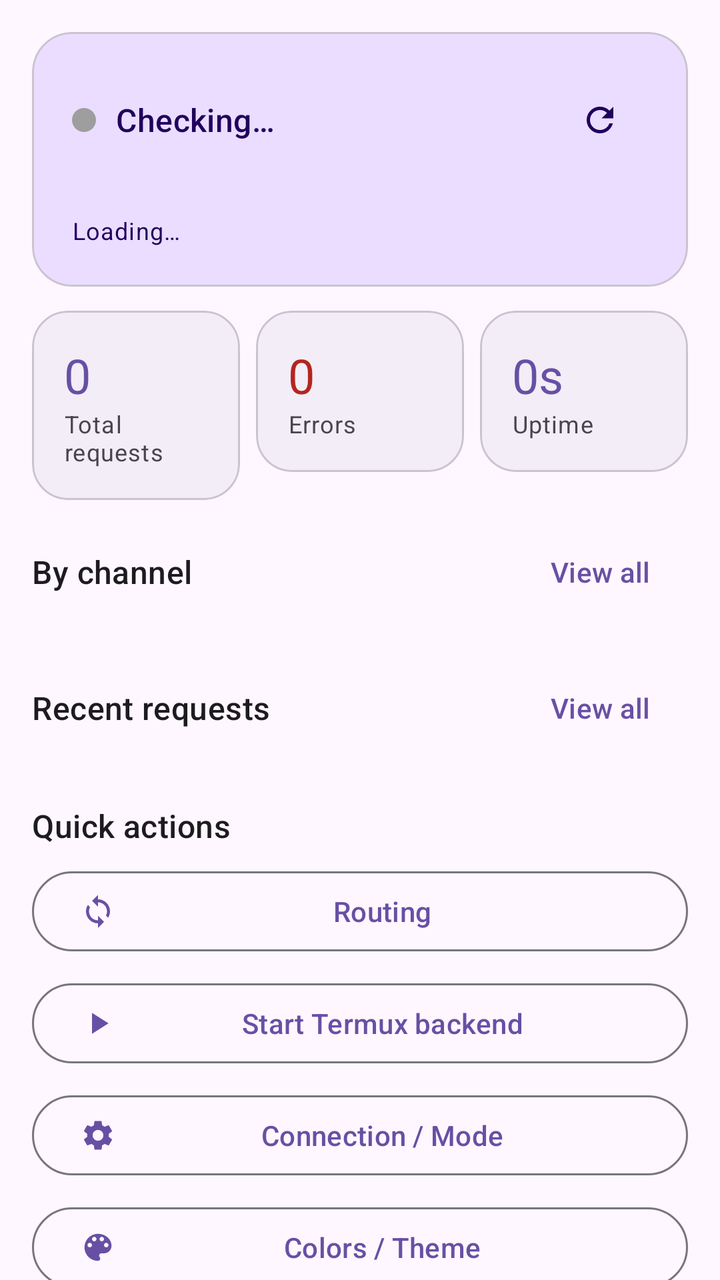
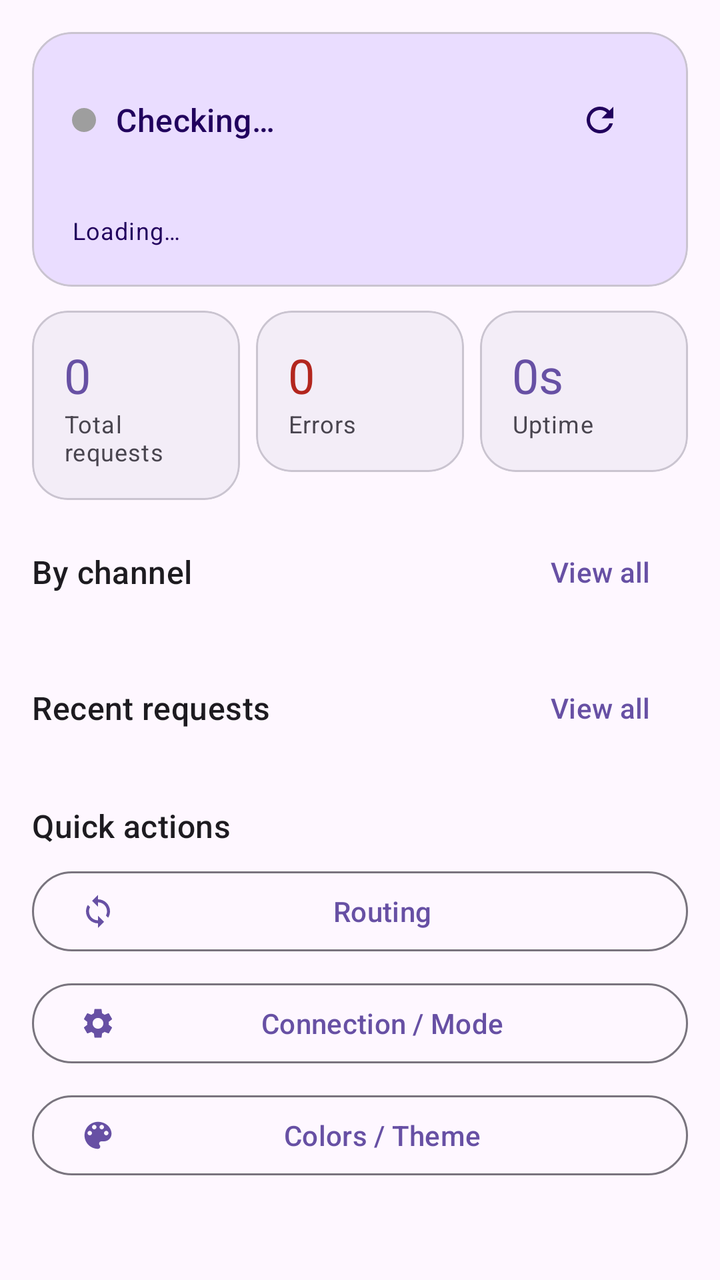

The first picture is an Android layout as it rendered before a commit; the second is the same layout after the commit. The layout source and the unified diff follow.
<!-- AndroidManifest.xml: application theme Theme.AIGateway -->
<!-- res/layout/fragment_overview.xml -->
<?xml version="1.0" encoding="utf-8"?>
<androidx.core.widget.NestedScrollView xmlns:android="http://schemas.android.com/apk/res/android"
    xmlns:app="http://schemas.android.com/apk/res-auto"
    android:layout_width="match_parent"
    android:layout_height="match_parent"
    android:fillViewport="true">

    <LinearLayout
        android:layout_width="match_parent"
        android:layout_height="wrap_content"
        android:orientation="vertical"
        android:padding="16dp">

        
        <com.google.android.material.card.MaterialCardView
            android:layout_width="match_parent"
            android:layout_height="wrap_content"
            android:layout_marginBottom="12dp"
            app:cardCornerRadius="20dp"
            app:cardElevation="0dp"
            app:cardBackgroundColor="?attr/colorPrimaryContainer">

            <LinearLayout
                android:layout_width="match_parent"
                android:layout_height="wrap_content"
                android:orientation="vertical"
                android:padding="20dp">

                <LinearLayout
                    android:layout_width="match_parent"
                    android:layout_height="wrap_content"
                    android:orientation="horizontal"
                    android:gravity="center_vertical">

                    <View
                        android:id="@+id/statusDot"
                        android:layout_width="12dp"
                        android:layout_height="12dp"
                        android:background="@drawable/bg_dot" />

                    <TextView
                        android:id="@+id/textStatus"
                        android:layout_width="0dp"
                        android:layout_height="wrap_content"
                        android:layout_weight="1"
                        android:layout_marginStart="10dp"
                        android:text="@string/ov_checking"
                        android:textAppearance="?attr/textAppearanceTitleMedium"
                        android:textColor="?attr/colorOnPrimaryContainer" />

                    <com.google.android.material.button.MaterialButton
                        android:id="@+id/btnRefresh"
                        style="@style/Widget.Material3.Button.IconButton"
                        android:layout_width="wrap_content"
                        android:layout_height="wrap_content"
                        app:icon="@drawable/ic_refresh"
                        app:iconTint="?attr/colorOnPrimaryContainer"
                        android:contentDescription="@string/refresh" />
                </LinearLayout>

                <TextView
                    android:id="@+id/textMode"
                    android:layout_width="match_parent"
                    android:layout_height="wrap_content"
                    android:textAppearance="?attr/textAppearanceBodyMedium"
                    android:textColor="?attr/colorOnPrimaryContainer" />

                <TextView
                    android:id="@+id/textInstance"
                    android:layout_width="match_parent"
                    android:layout_height="wrap_content"
                    android:layout_marginTop="4dp"
                    android:text="@string/ov_loading"
                    android:textAppearance="?attr/textAppearanceBodySmall"
                    android:textColor="?attr/colorOnPrimaryContainer" />
            </LinearLayout>
        </com.google.android.material.card.MaterialCardView>

        
        <LinearLayout
            android:layout_width="match_parent"
            android:layout_height="wrap_content"
            android:orientation="horizontal"
            android:layout_marginBottom="12dp">

            <com.google.android.material.card.MaterialCardView
                android:layout_width="0dp"
                android:layout_height="wrap_content"
                android:layout_weight="1"
                android:layout_marginEnd="4dp"
                app:cardCornerRadius="18dp"
                app:cardElevation="0dp"
                app:cardBackgroundColor="?attr/colorSurfaceContainer">
                <LinearLayout android:layout_width="match_parent" android:layout_height="wrap_content"
                    android:orientation="vertical" android:padding="16dp">
                    <TextView android:id="@+id/textRequests" android:layout_width="wrap_content"
                        android:layout_height="wrap_content" android:text="0"
                        android:textAppearance="?attr/textAppearanceHeadlineSmall" android:textColor="?attr/colorPrimary" />
                    <TextView android:layout_width="wrap_content" android:layout_height="wrap_content"
                        android:text="@string/ov_total_requests" android:textAppearance="?attr/textAppearanceBodySmall"
                        android:textColor="?attr/colorOnSurfaceVariant" />
                </LinearLayout>
            </com.google.android.material.card.MaterialCardView>

            <com.google.android.material.card.MaterialCardView
                android:layout_width="0dp"
                android:layout_height="wrap_content"
                android:layout_weight="1"
                android:layout_marginHorizontal="4dp"
                app:cardCornerRadius="18dp"
                app:cardElevation="0dp"
                app:cardBackgroundColor="?attr/colorSurfaceContainer">
                <LinearLayout android:layout_width="match_parent" android:layout_height="wrap_content"
                    android:orientation="vertical" android:padding="16dp">
                    <TextView android:id="@+id/textErrors" android:layout_width="wrap_content"
                        android:layout_height="wrap_content" android:text="0"
                        android:textAppearance="?attr/textAppearanceHeadlineSmall" android:textColor="?attr/colorError" />
                    <TextView android:layout_width="wrap_content" android:layout_height="wrap_content"
                        android:text="@string/ov_errors" android:textAppearance="?attr/textAppearanceBodySmall"
                        android:textColor="?attr/colorOnSurfaceVariant" />
                </LinearLayout>
            </com.google.android.material.card.MaterialCardView>

            <com.google.android.material.card.MaterialCardView
                android:layout_width="0dp"
                android:layout_height="wrap_content"
                android:layout_weight="1"
                android:layout_marginStart="4dp"
                app:cardCornerRadius="18dp"
                app:cardElevation="0dp"
                app:cardBackgroundColor="?attr/colorSurfaceContainer">
                <LinearLayout android:layout_width="match_parent" android:layout_height="wrap_content"
                    android:orientation="vertical" android:padding="16dp">
                    <TextView android:id="@+id/textUptime" android:layout_width="wrap_content"
                        android:layout_height="wrap_content" android:text="0s"
                        android:textAppearance="?attr/textAppearanceHeadlineSmall" android:textColor="?attr/colorPrimary" />
                    <TextView android:layout_width="wrap_content" android:layout_height="wrap_content"
                        android:text="@string/ov_uptime" android:textAppearance="?attr/textAppearanceBodySmall"
                        android:textColor="?attr/colorOnSurfaceVariant" />
                </LinearLayout>
            </com.google.android.material.card.MaterialCardView>
        </LinearLayout>

        
        <LinearLayout
            android:layout_width="match_parent"
            android:layout_height="wrap_content"
            android:orientation="horizontal"
            android:gravity="center_vertical"
            android:layout_marginBottom="4dp">
            <TextView
                android:layout_width="0dp"
                android:layout_height="wrap_content"
                android:layout_weight="1"
                android:text="@string/ov_stats_by_channel"
                android:textAppearance="?attr/textAppearanceTitleMedium" />
            <com.google.android.material.button.MaterialButton
                android:id="@+id/btnAllStats"
                style="@style/Widget.Material3.Button.TextButton"
                android:layout_width="wrap_content"
                android:layout_height="wrap_content"
                android:text="@string/ov_view_all" />
        </LinearLayout>

        <LinearLayout
            android:id="@+id/channelStatsContainer"
            android:layout_width="match_parent"
            android:layout_height="wrap_content"
            android:orientation="vertical" />

        
        <LinearLayout
            android:layout_width="match_parent"
            android:layout_height="wrap_content"
            android:orientation="horizontal"
            android:gravity="center_vertical"
            android:layout_marginTop="16dp"
            android:layout_marginBottom="4dp">
            <TextView
                android:layout_width="0dp"
                android:layout_height="wrap_content"
                android:layout_weight="1"
                android:text="@string/ov_recent_requests"
                android:textAppearance="?attr/textAppearanceTitleMedium" />
            <com.google.android.material.button.MaterialButton
                android:id="@+id/btnAllRequests"
                style="@style/Widget.Material3.Button.TextButton"
                android:layout_width="wrap_content"
                android:layout_height="wrap_content"
                android:text="@string/ov_view_all" />
        </LinearLayout>

        <LinearLayout
            android:id="@+id/recentRequestsContainer"
            android:layout_width="match_parent"
            android:layout_height="wrap_content"
            android:orientation="vertical" />

        
        <TextView
            android:layout_width="wrap_content"
            android:layout_height="wrap_content"
            android:layout_marginTop="20dp"
            android:layout_marginBottom="8dp"
            android:text="@string/ov_quick_actions"
            android:textAppearance="?attr/textAppearanceTitleMedium" />

        <com.google.android.material.button.MaterialButton
            android:id="@+id/btnRouting"
            style="@style/Widget.Material3.Button.OutlinedButton"
            android:layout_width="match_parent"
            android:layout_height="wrap_content"
            android:layout_marginBottom="8dp"
            app:icon="@drawable/ic_sync"
            android:text="@string/nav_routing" />

        <com.google.android.material.button.MaterialButton
            android:id="@+id/btnStartTermux"
            style="@style/Widget.Material3.Button.OutlinedButton"
            android:layout_width="match_parent"
            android:layout_height="wrap_content"
            android:layout_marginBottom="8dp"
            app:icon="@drawable/ic_play"
            android:text="@string/termux_start_backend" />

        <com.google.android.material.button.MaterialButton
            android:id="@+id/btnConnection"
            style="@style/Widget.Material3.Button.OutlinedButton"
            android:layout_width="match_parent"
            android:layout_height="wrap_content"
            android:layout_marginBottom="8dp"
            app:icon="@drawable/ic_settings"
            android:text="@string/menu_connection" />

        <com.google.android.material.button.MaterialButton
            android:id="@+id/btnTheme"
            style="@style/Widget.Material3.Button.OutlinedButton"
            android:layout_width="match_parent"
            android:layout_height="wrap_content"
            app:icon="@drawable/ic_palette"
            android:text="@string/menu_theme" />
    </LinearLayout>
</androidx.core.widget.NestedScrollView>
<!-- resources referenced by this layout -->
<resources>
  <!-- drawable bg_dot (drawable) -->
  <?xml version="1.0" encoding="utf-8"?>
  <shape xmlns:android="http://schemas.android.com/apk/res/android"
      android:shape="oval">
      <solid android:color="#9E9E9E" />
      <size android:width="12dp" android:height="12dp" />
  </shape>
  <!-- drawable ic_play (drawable) -->
  <?xml version="1.0" encoding="utf-8"?>
  <vector xmlns:android="http://schemas.android.com/apk/res/android"
      android:width="24dp" android:height="24dp"
      android:viewportWidth="24" android:viewportHeight="24"
      android:tint="?attr/colorControlNormal">
      <path android:fillColor="@android:color/white" android:pathData="M8,5v14l11-7z"/>
  </vector>
  <!-- drawable ic_refresh (drawable) -->
  <?xml version="1.0" encoding="utf-8"?>
  <vector xmlns:android="http://schemas.android.com/apk/res/android"
      android:width="24dp" android:height="24dp"
      android:viewportWidth="24" android:viewportHeight="24"
      android:tint="?attr/colorControlNormal">
      <path android:fillColor="@android:color/white" android:pathData="M17.65,6.35C16.2,4.9 14.21,4 12,4c-4.42,0-7.99,3.58-7.99,8s3.57,8 7.99,8c3.73,0 6.84-2.55 7.73-6h-2.08c-0.82,2.33-3.04,4-5.65,4-3.31,0-6-2.69-6-6s2.69-6 6-6c1.66,0 3.14,0.69 4.22,1.78L13,11h7V4l-2.35,2.35z"/>
  </vector>
  <!-- drawable ic_sync (drawable) -->
  <?xml version="1.0" encoding="utf-8"?>
  <vector xmlns:android="http://schemas.android.com/apk/res/android"
      android:width="24dp" android:height="24dp"
      android:viewportWidth="24" android:viewportHeight="24"
      android:tint="?attr/colorControlNormal">
      <path android:fillColor="@android:color/white" android:pathData="M12,4V1L8,5l4,4V6c3.31,0 6,2.69 6,6 0,1.01-0.25,1.97-0.7,2.8l1.46,1.46C19.54,15.03 20,13.57 20,12c0-4.42-3.58-8-8-8zm0,14c-3.31,0-6-2.69-6-6 0-1.01.25-1.97.7-2.8L5.24,7.74C4.46,8.97 4,10.43 4,12c0,4.42 3.58,8 8,8v3l4-4-4-4v3z"/>
  </vector>
  <string name="menu_connection">Connection / Mode</string>
  <string name="menu_theme">Colors / Theme</string>
  <string name="nav_routing">Routing</string>
  <string name="ov_checking">Checking…</string>
  <string name="ov_errors">Errors</string>
  <string name="ov_loading">Loading…</string>
  <string name="ov_quick_actions">Quick actions</string>
  <string name="ov_recent_requests">Recent requests</string>
  <string name="ov_stats_by_channel">By channel</string>
  <string name="ov_total_requests">Total requests</string>
  <string name="ov_uptime">Uptime</string>
  <string name="ov_view_all">View all</string>
  <string name="refresh">Refresh</string>
  <string name="termux_start_backend">Start Termux backend</string>
  <color name="md_primary">#6750A4</color>
  <color name="md_on_primary">#FFFFFF</color>
  <color name="md_primary_container">#EADDFF</color>
  <color name="md_on_primary_container">#21005D</color>
  <color name="md_secondary">#625B71</color>
  <color name="md_on_secondary">#FFFFFF</color>
  <color name="md_secondary_container">#E8DEF8</color>
  <color name="md_on_secondary_container">#1D192B</color>
  <color name="md_tertiary">#7D5260</color>
  <color name="md_on_tertiary">#FFFFFF</color>
  <color name="md_tertiary_container">#FFD8E4</color>
  <color name="md_on_tertiary_container">#31111D</color>
  <color name="md_error">#B3261E</color>
  <color name="md_on_error">#FFFFFF</color>
  <color name="md_error_container">#F9DEDC</color>
  <color name="md_on_error_container">#410E0B</color>
  <color name="md_background">#FEF7FF</color>
  <color name="md_on_background">#1D1B20</color>
  <color name="md_surface">#FEF7FF</color>
  <color name="md_on_surface">#1D1B20</color>
  <color name="md_surface_variant">#E7E0EC</color>
  <color name="md_on_surface_variant">#49454F</color>
  <color name="md_outline">#79747E</color>
  <color name="md_outline_variant">#CAC4D0</color>
  <color name="md_surface_container">#F3EDF7</color>
  <color name="md_surface_container_high">#ECE6F0</color>
  <!-- unchanged entries left out for length: 3 -->
</resources>

<!-- the commit's change to res/layout/fragment_overview.xml (unified diff, before → after) -->
@@ -215,15 +215,6 @@
             android:text="@string/nav_routing" />
 
         <com.google.android.material.button.MaterialButton
-            android:id="@+id/btnStartTermux"
-            style="@style/Widget.Material3.Button.OutlinedButton"
-            android:layout_width="match_parent"
-            android:layout_height="wrap_content"
-            android:layout_marginBottom="8dp"
-            app:icon="@drawable/ic_play"
-            android:text="@string/termux_start_backend" />
-
-        <com.google.android.material.button.MaterialButton
             android:id="@+id/btnConnection"
             style="@style/Widget.Material3.Button.OutlinedButton"
             android:layout_width="match_parent"
<!-- resource entries referenced after the edit -->
@@ -7,14 +7,6 @@
       <solid android:color="#9E9E9E" />
       <size android:width="12dp" android:height="12dp" />
   </shape>
-  <!-- drawable ic_play (drawable) -->
-  <?xml version="1.0" encoding="utf-8"?>
-  <vector xmlns:android="http://schemas.android.com/apk/res/android"
-      android:width="24dp" android:height="24dp"
-      android:viewportWidth="24" android:viewportHeight="24"
-      android:tint="?attr/colorControlNormal">
-      <path android:fillColor="@android:color/white" android:pathData="M8,5v14l11-7z"/>
-  </vector>
   <!-- drawable ic_refresh (drawable) -->
   <?xml version="1.0" encoding="utf-8"?>
   <vector xmlns:android="http://schemas.android.com/apk/res/android"
@@ -44,7 +36,6 @@
   <string name="ov_uptime">Uptime</string>
   <string name="ov_view_all">View all</string>
   <string name="refresh">Refresh</string>
-  <string name="termux_start_backend">Start Termux backend</string>
   <color name="md_primary">#6750A4</color>
   <color name="md_on_primary">#FFFFFF</color>
   <color name="md_primary_container">#EADDFF</color>
